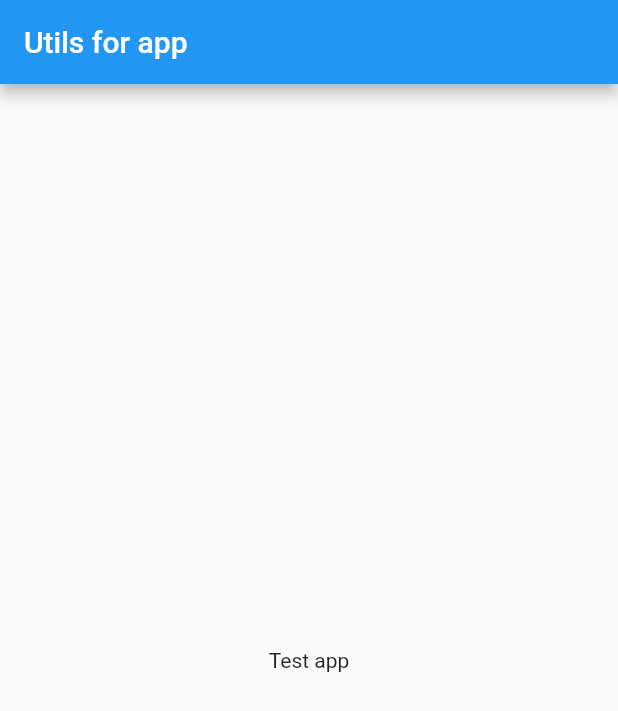
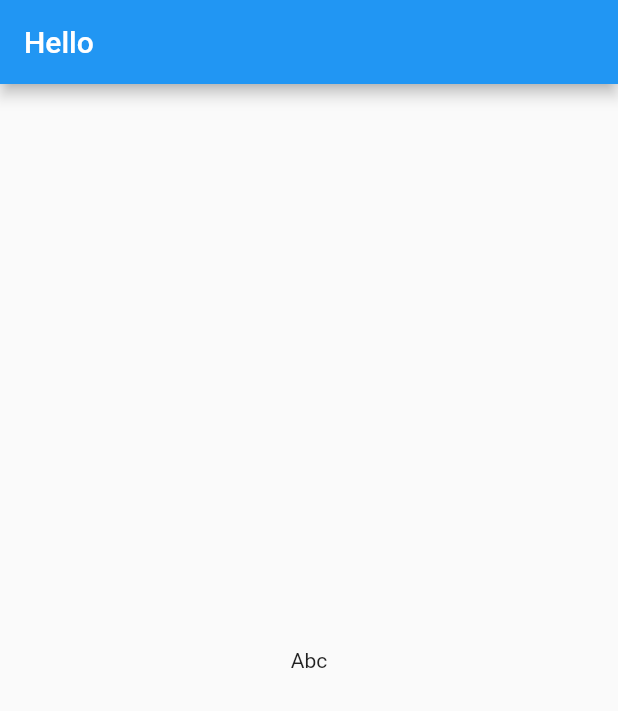
Before and after one commit to huubao2309/utils_for_app, a Flutter app: the screen it shows after launch, on a phone screen of 412 x 824 dp. Shown: the top 711 px of the screen. Run offline on Flutter 3.47's test engine with Material 2 defaults, Android fonts, the phone set to English and light mode, and no system bars; our stand-ins replace easy_localization.

```diff
--- a/lib/main.dart
+++ b/lib/main.dart
@@ -1,19 +1,53 @@
+import 'dart:developer';
+
+import 'package:easy_localization/easy_localization.dart';
 import 'package:flutter/material.dart';
+import 'package:flutter_localizations/flutter_localizations.dart';
 
-void main() => runApp(MyApp());
+void main() => runApp(
+      EasyLocalization(
+        supportedLocales: [
+          Locale('vi', 'VN'),
+          Locale('en', 'US'),
+        ],
+        path: 'resources/langs',
+        child: MyApp(),
+      ),
+    );
 
 class MyApp extends StatelessWidget {
   @override
   Widget build(BuildContext context) {
     return MaterialApp(
-      theme: ThemeData.light(),
-      home: Scaffold(
-        appBar: AppBar(
-          title: Text('Utils for app'),
-        ),
-        body: Center(
-          child: Text('Test app'),
-        ),
+      localizationsDelegates: [
+        GlobalMaterialLocalizations.delegate,
+        GlobalWidgetsLocalizations.delegate,
+        EasyLocalization.of(context).delegate,
+      ],
+      supportedLocales: EasyLocalization.of(context).supportedLocales,
+      locale: EasyLocalization.of(context).locale,
+      theme: ThemeData(
+        primarySwatch: Colors.blue,
+      ),
+      home: MyHomePage(),
+    );
+  }
+}
+
+class MyHomePage extends StatefulWidget {
+  @override
+  _MyHomePageState createState() => _MyHomePageState();
+}
+
+class _MyHomePageState extends State<MyHomePage> {
+  @override
+  Widget build(BuildContext context) {
+    return Scaffold(
+      appBar: AppBar(
+        title: Text("title").tr(context: context),
+      ),
+      body: Center(
+        child: Text('Abc'),
       ),
     );
   }
--- /dev/null
+++ b/resources/langs/en-US.json
@@ -0,0 +1,3 @@
+{
+    "title": "Hello"
+}
--- /dev/null
+++ b/resources/langs/vi-VN.json
@@ -0,0 +1,3 @@
+{
+    "title": "Xin chào"
+}
```
Also changed, not shown: pubspec.yaml (+10 -3 lines), images/english_logo.png (added), images/vietnam_logo.png (added), lib/screen/demo_multi_language.dart (added).
